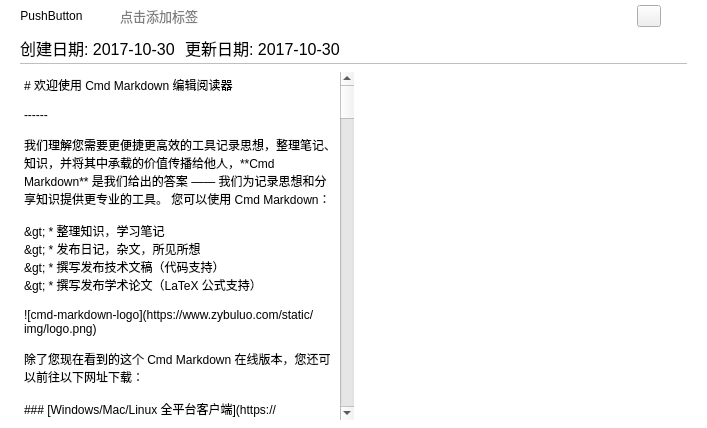
The window that views/markdowneditorwidget.ui (Gitnoter/Gitnoter) describes before a commit, drawn with Qt 5.
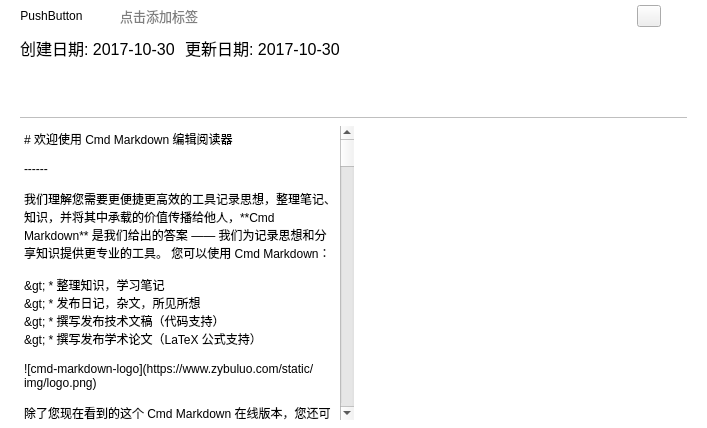
The same window after the commit. Icons and pictures are not drawn. Custom widgets are drawn as their Qt base class.

Commit message: Rewrite searchWidget ui

What changed in the file:
```diff
--- a/views/markdowneditorwidget.ui
+++ b/views/markdowneditorwidget.ui
@@ -210,13 +210,16 @@
         <property name="maximumSize">
          <size>
           <width>16777215</width>
-          <height>64</height>
+          <height>118</height>
          </size>
         </property>
         <layout class="QVBoxLayout" name="verticalLayout_3">
          <property name="spacing">
           <number>0</number>
          </property>
+         <property name="sizeConstraint">
+          <enum>QLayout::SetDefaultConstraint</enum>
+         </property>
          <property name="leftMargin">
           <number>0</number>
          </property>
@@ -231,6 +234,18 @@
          </property>
          <item>
           <widget class="QWidget" name="widget" native="true">
+           <property name="minimumSize">
+            <size>
+             <width>0</width>
+             <height>32</height>
+            </size>
+           </property>
+           <property name="maximumSize">
+            <size>
+             <width>16777215</width>
+             <height>32</height>
+            </size>
+           </property>
            <layout class="QHBoxLayout" name="horizontalLayout_2">
             <property name="spacing">
              <number>10</number>
@@ -773,6 +788,22 @@
            </widget>
           </widget>
          </item>
+         <item>
+          <widget class="QWidget" name="widget_searchWidget" native="true">
+           <property name="minimumSize">
+            <size>
+             <width>0</width>
+             <height>0</height>
+            </size>
+           </property>
+           <property name="maximumSize">
+            <size>
+             <width>16777215</width>
+             <height>16777215</height>
+            </size>
+           </property>
+          </widget>
+         </item>
         </layout>
        </widget>
       </item>
```
The commit also changes 7 other files.
